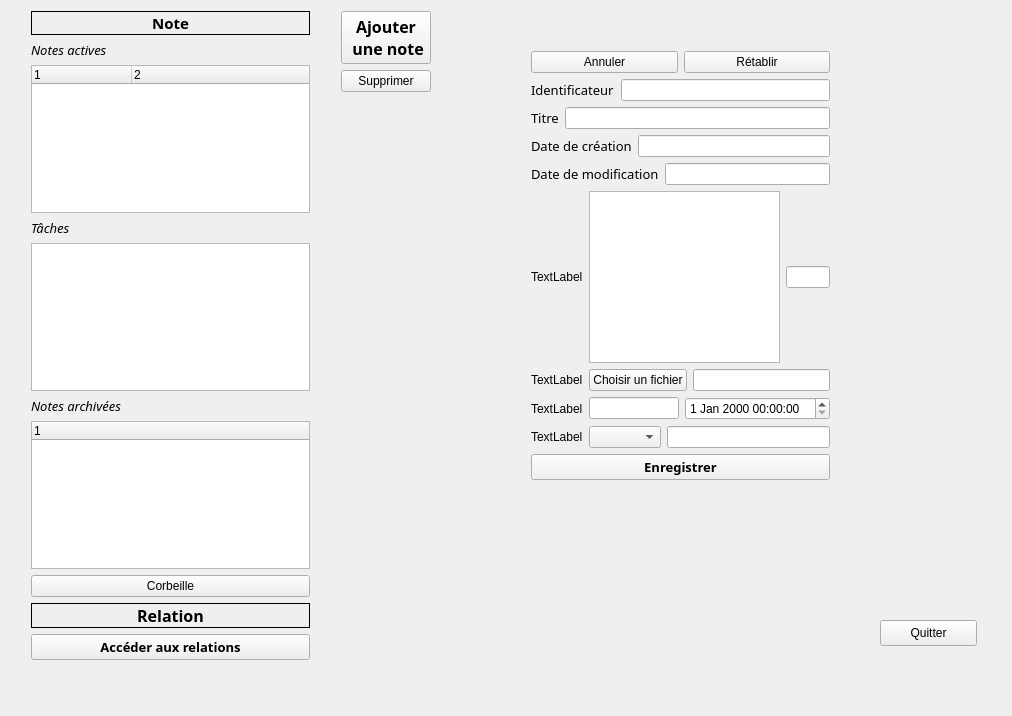
Qt form PluriNotes/mainwindow.ui (hugochabs/LO21_plurinotes) before a commit.
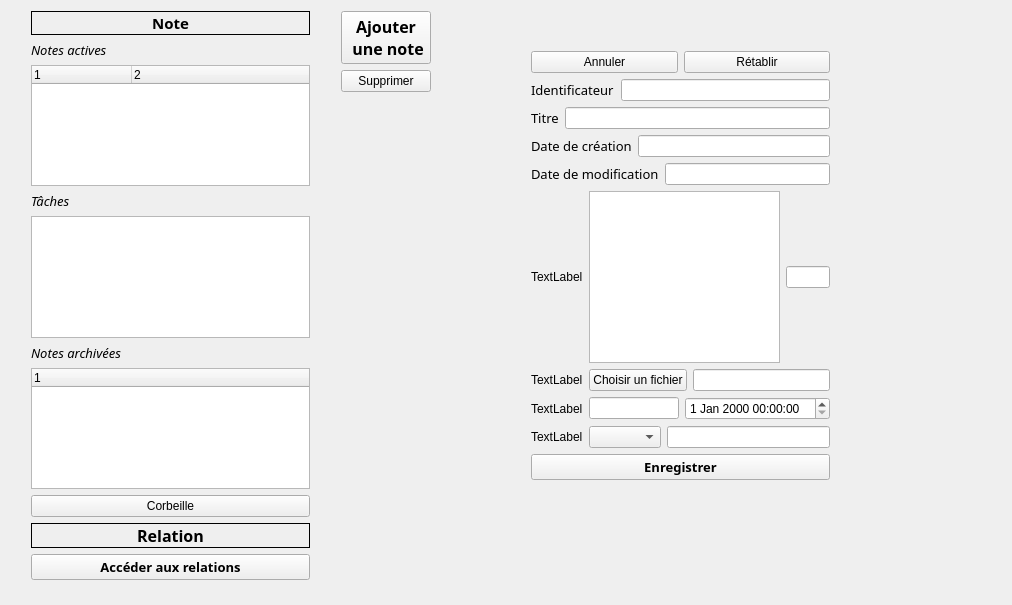
The same form after that commit.

```diff
--- a/PluriNotes/mainwindow.ui
+++ b/PluriNotes/mainwindow.ui
@@ -7,7 +7,7 @@
     <x>0</x>
     <y>0</y>
     <width>1012</width>
-    <height>716</height>
+    <height>605</height>
    </rect>
   </property>
   <property name="windowTitle">
@@ -68,7 +68,7 @@
       <x>20</x>
       <y>0</y>
       <width>301</width>
-      <height>671</height>
+      <height>591</height>
      </rect>
     </property>
     <layout class="QVBoxLayout" name="verticalLayout_4">
```
